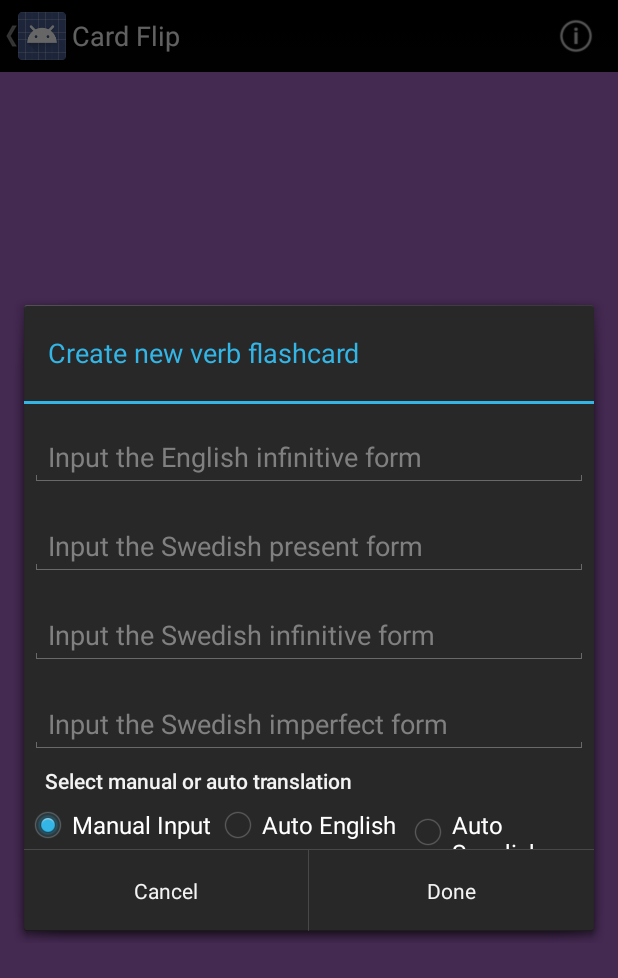
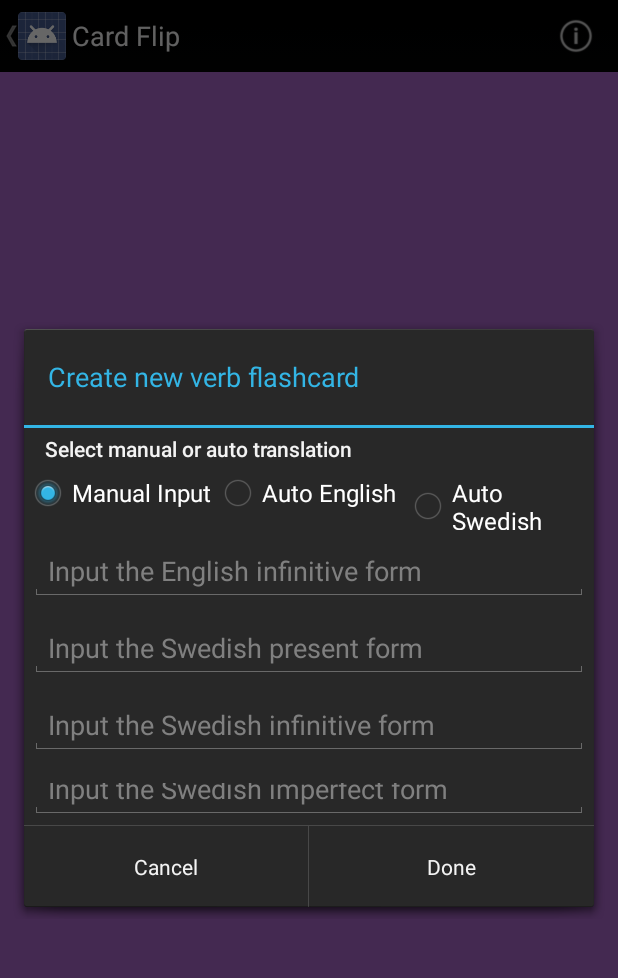
Before and after one commit to ShayanBozorgmehri/FlashMe, an Android app: the VerbCardFlipActivity screen opened directly, with no data from a screen before it, after a tap on "Photo info", on a phone screen of 412 x 824 dp. Shown: the top 978 px of the screen. Run offline under Robolectric (Android 15) with nearby library versions, the phone set to English and light mode, and no system bars; libraries missing offline, so code that uses them is left out: com.couchbase.lite; 5 statements that could not run were skipped.

```diff
--- a/app/src/main/java/com/boredofnothing/flashcard/BabelTranslator.java
+++ b/app/src/main/java/com/boredofnothing/flashcard/BabelTranslator.java
@@ -54,7 +54,8 @@ public class BabelTranslator extends AsyncTask<Void, Void, Void> {
                     data += tense + ": " + value + "\n";
                 }
             } else {
-                data = "NO RESULTS FOR: " ;
+                verb = null;
+                data = null;
             }
         }
         catch (IOException e) {
--- a/app/src/main/res/layout/verb_input_layout.xml
+++ b/app/src/main/res/layout/verb_input_layout.xml
@@ -4,45 +4,6 @@
     android:layout_width="wrap_content"
     android:layout_height="wrap_content">
 
-    <EditText
-        android:id="@+id/englishVerb"
-        android:layout_width="match_parent"
-        android:layout_height="wrap_content"
-        android:layout_marginTop="16dp"
-        android:layout_marginLeft="4dp"
-        android:layout_marginRight="4dp"
-        android:layout_marginBottom="4dp"
-        android:hint="@string/english_verb" />
-
-    <EditText
-        android:id="@+id/swedishVerb"
-        android:layout_width="match_parent"
-        android:layout_height="wrap_content"
-        android:layout_marginTop="16dp"
-        android:layout_marginLeft="4dp"
-        android:layout_marginRight="4dp"
-        android:layout_marginBottom="4dp"
-        android:hint="@string/swedish_verb" />
-
-    <EditText
-        android:id="@+id/infinitiveForm"
-        android:layout_width="match_parent"
-        android:layout_height="wrap_content"
-        android:layout_marginTop="16dp"
-        android:layout_marginLeft="4dp"
-        android:layout_marginRight="4dp"
-        android:layout_marginBottom="4dp"
-        android:hint="@string/infinitive_form" />
-
-    <EditText
-        android:id="@+id/imperfectForm"
-        android:layout_width="match_parent"
-        android:layout_height="wrap_content"
-        android:layout_marginTop="16dp"
-        android:layout_marginLeft="4dp"
-        android:layout_marginRight="4dp"
-        android:layout_marginBottom="4dp"
-        android:hint="@string/imperfect_form" />
     <TextView
         android:id="@+id/verb_translate_radio_group_header"
         android:layout_width="wrap_content"
@@ -82,4 +43,44 @@
             android:text="@string/swedish_auto_translation" />
     </RadioGroup>
 
+    <EditText
+        android:id="@+id/englishVerb"
+        android:layout_width="match_parent"
+        android:layout_height="wrap_content"
+        android:layout_marginTop="8dp"
+        android:layout_marginLeft="4dp"
+        android:layout_marginRight="4dp"
+        android:layout_marginBottom="4dp"
+        android:hint="@string/english_verb" />
+
+    <EditText
+        android:id="@+id/swedishVerb"
+        android:layout_width="match_parent"
+        android:layout_height="wrap_content"
+        android:layout_marginTop="8dp"
+        android:layout_marginLeft="4dp"
+        android:layout_marginRight="4dp"
+        android:layout_marginBottom="4dp"
+        android:hint="@string/swedish_verb" />
+
+    <EditText
+        android:id="@+id/infinitiveForm"
+        android:layout_width="match_parent"
+        android:layout_height="wrap_content"
+        android:layout_marginTop="8dp"
+        android:layout_marginLeft="4dp"
+        android:layout_marginRight="4dp"
+        android:layout_marginBottom="4dp"
+        android:hint="@string/infinitive_form" />
+
+    <EditText
+        android:id="@+id/imperfectForm"
+        android:layout_width="match_parent"
+        android:layout_height="wrap_content"
+        android:layout_marginTop="8dp"
+        android:layout_marginLeft="4dp"
+        android:layout_marginRight="4dp"
+        android:layout_marginBottom="4dp"
+        android:hint="@string/imperfect_form" />
+
 </LinearLayout>
```
Also changed, not shown: app/src/main/java/com/boredofnothing/flashcard/CardFlipActivity.java (+11 -1 lines), app/src/main/java/com/boredofnothing/flashcard/NounCardFlipActivity.java (+8 -0 lines), app/src/main/java/com/boredofnothing/flashcard/VerbCardFlipActivity.java (+20 -4 lines), app/src/main/res/layout/noun_input_layout.xml (+39 -38 lines).
